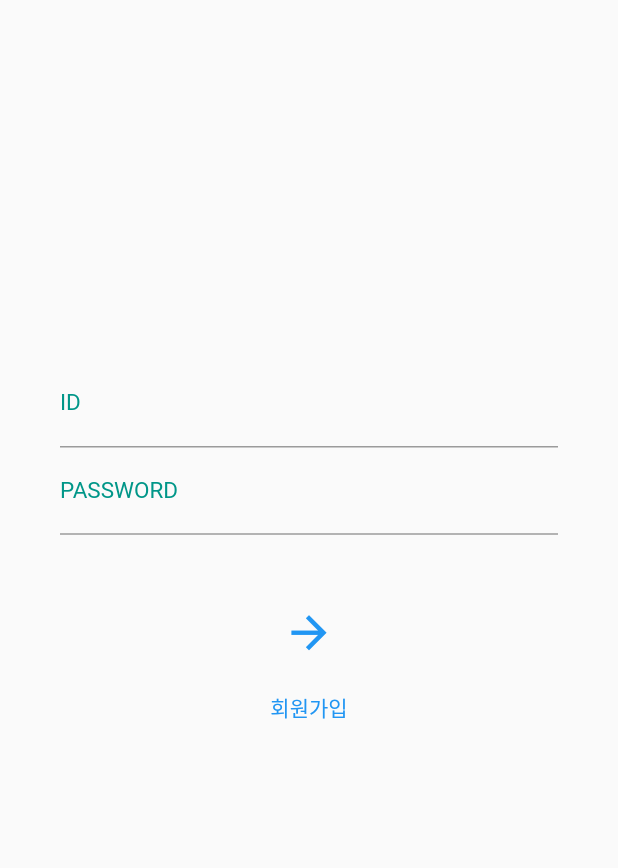
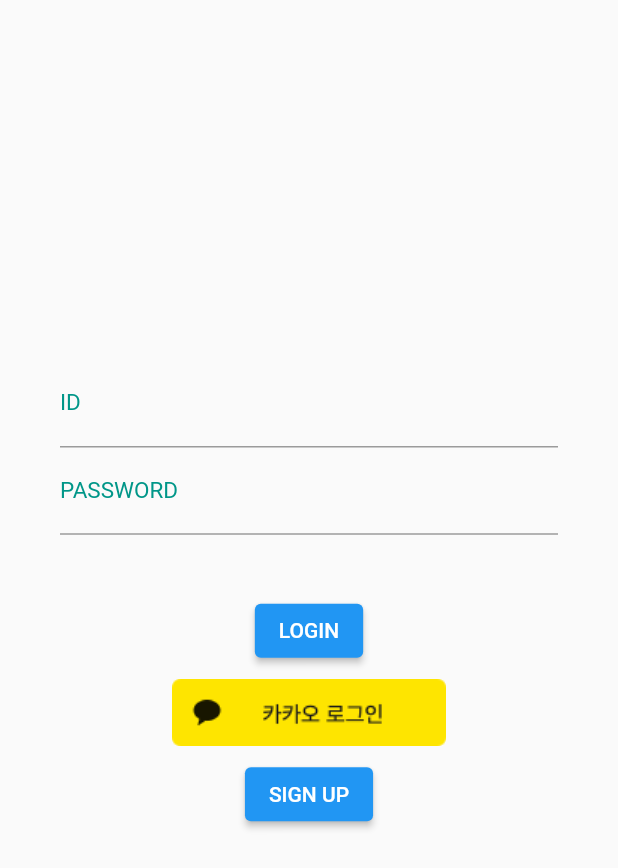
Before and after one commit to sihyeong671/quizApp, a Flutter app: the screen it shows after launch, on a phone screen of 412 x 824 dp. Shown: the top 868 px of the screen. Run offline on Flutter 3.47's test engine with Material 2 defaults, Android fonts, the phone set to English and light mode, and no system bars; our stand-ins replace flutter_speed_dial, flutter_svg.

Commit message:
client: add kakao login button in login

```diff
--- a/client/lib/auth/login.dart
+++ b/client/lib/auth/login.dart
@@ -1,6 +1,7 @@
 import 'package:flutter/material.dart';
 import 'package:client/lobby/lobby.dart';
 import 'package:client/auth/signUp.dart';
+import 'package:flutter_svg/flutter_svg.dart';
 
 class LogIn extends StatefulWidget {
   @override
@@ -78,11 +79,8 @@ class _LogInState extends State<LogIn> {
                             ButtonTheme(
                               minWidth: 100.0,
                               height: 50.0,
-                                child: TextButton(
-                                    child: Icon(
-                                      Icons.arrow_forward,
-                                    size: 35.0,
-                                    ),
+                              child: ElevatedButton(
+                                child: Text('LOGIN'),
                                 onPressed: (){
 
                                   if(controller1.text == 'test' && controller2.text == '1234'){
@@ -99,7 +97,15 @@ class _LogInState extends State<LogIn> {
                               minWidth: 100.0,
                                 height: 50.0,
                                 child: TextButton(
-                                    child: Text("회원가입"),
+                                    child: Image.asset('assets/kakao_login.png'),
+                                    onPressed: (){},
+                                )
+                            ),
+                            ButtonTheme(
+                              minWidth: 100.0,
+                                height: 50.0,
+                                child: ElevatedButton(
+                                    child: Text("SIGN UP"),
                                     onPressed: (){
 
                                       Navigator.push(context,
@@ -107,7 +113,7 @@ class _LogInState extends State<LogIn> {
 
                                     },
                                 )
-                            )
+                            ),
                           ]
                         )
                       )
--- a/client/lib/utils/floatingButton.dart
+++ b/client/lib/utils/floatingButton.dart
@@ -29,21 +29,18 @@ class FloatingButton extends StatelessWidget {
               backgroundColor: Colors.red,
               label: 'LOBBY',
               // labelStyle: TextTheme(fontSize: 18.0),
-              onTap: () => print('FIRST CHILD')
             ),
             SpeedDialChild(
               child: Icon(Icons.bar_chart),
               backgroundColor: Colors.blue,
               label: 'RANKING',
               // labelStyle: TextTheme(fontSize: 18.0),
-              onTap: () => print('SECOND CHILD'),
             ),
             SpeedDialChild(
               child: Icon(Icons.account_circle),
               backgroundColor: Colors.green,
               label: 'MY PAGE',
               // labelStyle: TextTheme(fontSize: 18.0),
-              onTap: () => print('THIRD CHILD'),
             ),
           ],
         );
--- a/client/pubspec.yaml
+++ b/client/pubspec.yaml
@@ -36,6 +36,7 @@ dependencies:
   cupertino_icons: ^1.0.2
   http: ^0.13.4
   flutter_speed_dial: ^5.0.0+1
+  flutter_svg: 1.0.0
 
 dev_dependencies:
   flutter_test:
@@ -58,6 +59,8 @@ flutter:
   # included with your application, so that you can use the icons in
   # the material Icons class.
   uses-material-design: true
+  assets:
+    - assets/kakao_login.png
 
   # To add assets to your application, add an assets section, like this:
   # assets:
```
Also changed, not shown: client/assets/kakao_login.png (added), client/pubspec.lock. Lines whose indentation alone changed are shown as unchanged.
